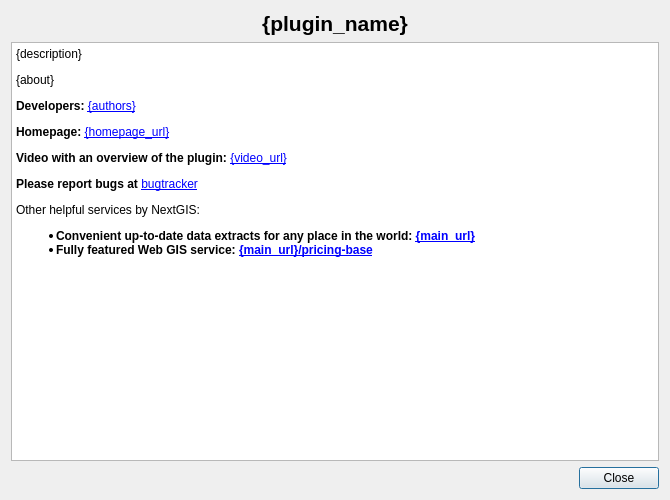
Before: the Qt Designer form about_dialog_base.ui in nextgis/qgis_geometry_paster, drawn with Qt 5.
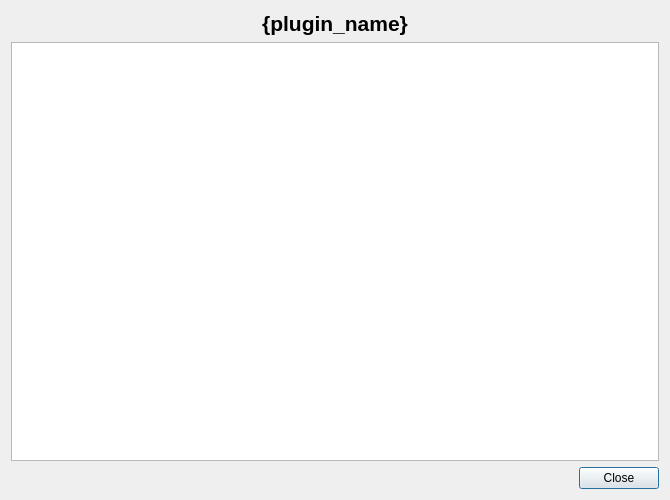
After: the same form once the commit is applied.

Commit message: Update about dialog

Diff of the .ui file:
```diff
--- a/about_dialog_base.ui
+++ b/about_dialog_base.ui
@@ -37,20 +37,7 @@
       <bool>true</bool>
      </property>
      <property name="html">
-      <string>&lt;p&gt;{description}&lt;/p&gt;
-&lt;p&gt;{about}&lt;/p&gt;
-&lt;p&gt;&lt;b&gt;Developers:&lt;/b&gt; &lt;a href=&quot;{main_url}/{utm}&quot;&gt;{authors}&lt;/a&gt;&lt;/p&gt;
-&lt;p&gt;&lt;b&gt;Homepage:&lt;/b&gt; &lt;a href=&quot;{homepage_url}&quot;&gt;{homepage_url}&lt;/a&gt;&lt;/p&gt;
-&lt;p&gt;&lt;b&gt;Video with an overview of the plugin:&lt;/b&gt; &lt;a href=&quot;{video_url}&quot;&gt;
-{video_url}&lt;/a&gt;&lt;/p&gt;
-&lt;p&gt;&lt;b&gt;Please report bugs at&lt;/b&gt; &lt;a href=&quot;{tracker_url}&quot;&gt;bugtracker&lt;/a&gt;&lt;/p&gt;
-&lt;p&gt;Other helpful services by NextGIS:
-&lt;ul&gt;&lt;li&gt;&lt;b&gt;Convenient up-to-date data extracts for any place in the world:
-&lt;a href=&quot;{main_url}/{utm}&quot;&gt;{main_url}&lt;/a&gt;&lt;/b&gt;&lt;/li&gt;
-&lt;li&gt;&lt;b&gt;Fully featured Web GIS service:
-&lt;a href=&quot;{main_url}/pricing-base{utm}&quot;&gt;
-{main_url}/pricing-base&lt;/a&gt;&lt;/b&gt;&lt;/li&gt;&lt;/ul&gt;
-&lt;/p&gt;</string>
+      <string></string>
      </property>
      <property name="textInteractionFlags">
       <set>Qt::LinksAccessibleByMouse|Qt::TextSelectableByMouse</set>
```
The commit also changes 1 other file.
